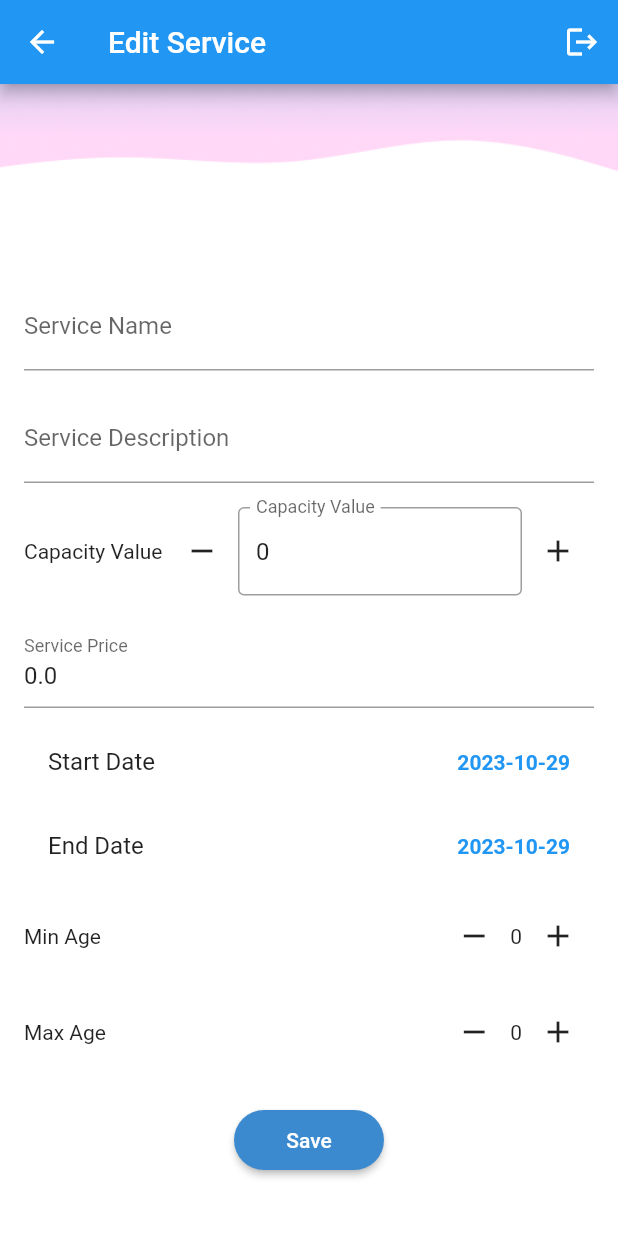
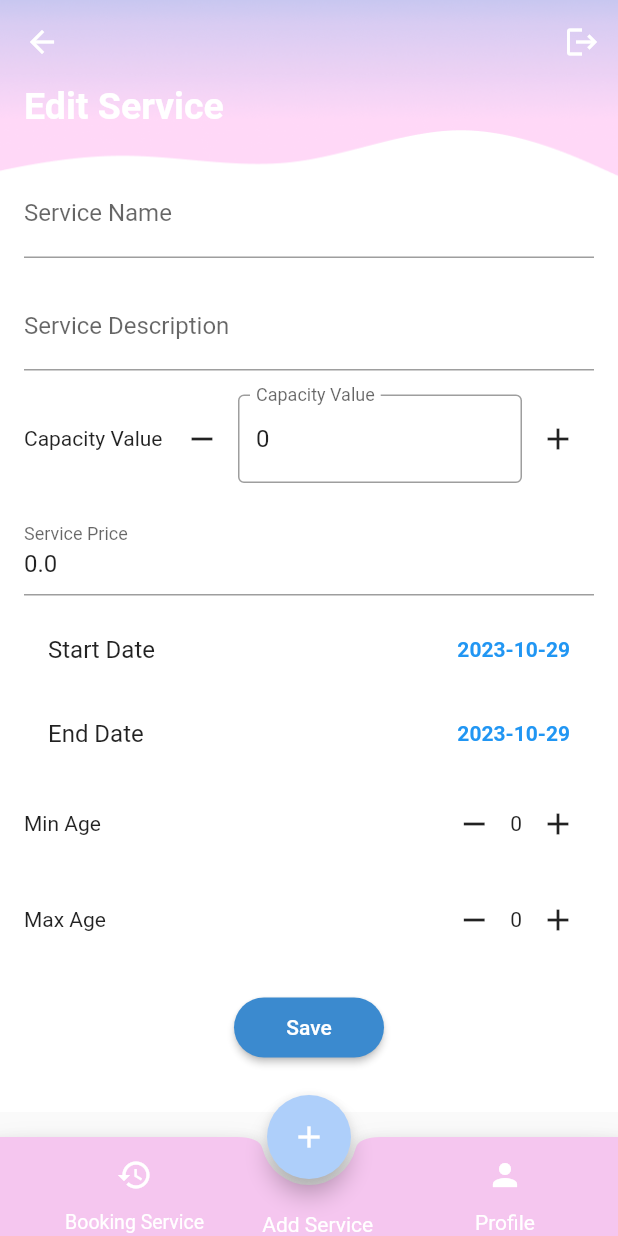
Before and after one commit to Joryalhassan/Baheej-Application, a Flutter app: the EditService screen opened directly with empty values, on a phone screen of 412 x 824 dp. Run offline on Flutter 3.47's test engine with Material 2 defaults, Android fonts, the phone set to English and light mode, and no system bars; our stand-ins replace cloud_firestore, firebase_auth, firebase_core; missing offline and left inert: firebase_core_platform_interface; accounts and stored records are empty.

```diff
--- a/baheej/lib/screens/EditService.dart
+++ b/baheej/lib/screens/EditService.dart
@@ -3,6 +3,7 @@ import 'package:cloud_firestore/cloud_firestore.dart';
 import 'package:baheej/screens/Service.dart';
 import 'package:firebase_auth/firebase_auth.dart';
 import 'package:baheej/screens/SignInScreen.dart';
+import 'package:baheej/screens/ServiceFormScreen.dart';
 class EditService extends StatefulWidget {
   final Service service;
   final Function(Service) onUpdateService;
@@ -96,8 +97,11 @@ void navigateToSignInScreen() {
    @override
   Widget build(BuildContext context) {
     return Scaffold(
-
+  extendBodyBehindAppBar: true,
   appBar: AppBar(
+    title: null,
+    backgroundColor: Colors.transparent,
+    elevation: 0,
     actions: [
       IconButton(
         icon: Icon(Icons.logout),
@@ -106,15 +110,14 @@ void navigateToSignInScreen() {
         },
       ),
     ],
-        title: Text('Edit Service'), // You can set the title here
   ),
   body: Stack(
     children: [
-          Image.asset(
-            'assets/images/backasf.png',
+      Positioned.fill(
+        child: Image.asset(
+          'assets/images/backG.png',
           fit: BoxFit.cover,
-            width: double.infinity,
-            height: double.infinity,
+        ),
       ),
       SingleChildScrollView(
         child: Container(
@@ -128,15 +131,15 @@ void navigateToSignInScreen() {
                 Row(
                   mainAxisAlignment: MainAxisAlignment.spaceBetween,
                   children: [
-                        IconButton(
-                          icon: Icon(
-                            Icons.arrow_back_ios,
-                            color: Colors.white,
-                          ),
-                          onPressed: () {
-                            Navigator.of(context).pop();
-                          },
-                        ),
+                   // IconButton(
+                     // icon: Icon(
+                       // Icons.arrow_back_ios,
+                       // color: Colors.white,
+                     // ),
+                    //  onPressed: () {
+                     //   Navigator.of(context).pop();
+                    //  },
+                   // ),
                     Padding(
                       padding: EdgeInsets.only(right: 130.0),
                       child: Text(
@@ -243,7 +246,90 @@ void navigateToSignInScreen() {
         ),
       ],
       ),
+      bottomNavigationBar: BottomAppBar(
+      shape: CircularNotchedRectangle(),
+      color: Color.fromARGB(255, 245, 198, 239),
+      child: Row(
+        mainAxisAlignment: MainAxisAlignment.spaceBetween,
+        children: [
+          SizedBox(width: 24),
+          Column(
+            mainAxisSize: MainAxisSize.min,
+            children: [
+              IconButton(
+                icon: Icon(Icons.history),
+                color: Colors.white,
+                onPressed: () {
+                  // Handle booking history button tap
+                },
+              ),
+              Text(
+                'Booking Service',
+                style: TextStyle(
+                  color: Colors.white,
+                  fontSize: 13,
+                ),
+              ),
+            ],
+          ),
+          SizedBox(),
+          Column(
+            mainAxisSize: MainAxisSize.min,
+            children: [
+              Padding(
+                padding: EdgeInsets.only(top: 50),
+                child: Text(
+                  'Add Service',
+                  style: TextStyle(
+                    color: Colors.white,
+                    fontSize: 14,
+                  ),
+                ),
+              ),
+            ],
+          ),
+          SizedBox(width: 25),
+          Column(
+            mainAxisSize: MainAxisSize.min,
+            children: [
+              IconButton(
+                icon: Icon(Icons.person),
+                color: Colors.white,
+                onPressed: () {
+                  // Handle profile button tap
+                },
+              ),
+              Text(
+                'Profile',
+                style: TextStyle(
+                  color: Colors.white,
+                  fontSize: 14,
+                ),
+              ),
+            ],
+          ),
+          SizedBox(width: 32),
+        ],
+      ),
+    ),
+    floatingActionButtonLocation: FloatingActionButtonLocation.centerDocked,
+    floatingActionButton: FloatingActionButton(
+      backgroundColor: Color.fromARGB(255, 174, 207, 250),
+      onPressed: () {
+        Navigator.push(
+          context,
+          MaterialPageRoute(
+            builder: (context) => ServiceFormScreen(),
+          ),
         );
+      },
+      child: Icon(
+        Icons.add,
+        color: Colors.white,
+      ),
+    ),
+  );
+
   }
 
   Widget _buildEditableField({
```
Lines whose indentation alone changed are shown as unchanged.
